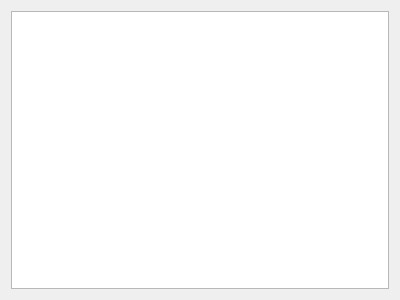
Old version of the form src/QRcode/QRCodeDialog.ui in the repository keepassx/keepassx.
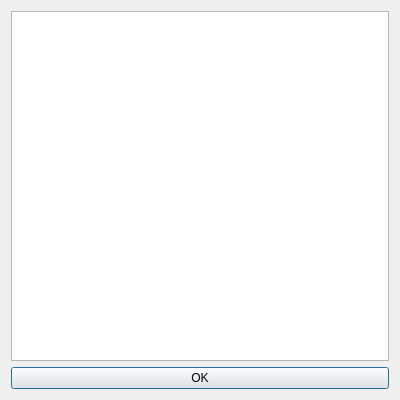
New version of the form.

Commit message: Modification of the QRCode dialog

What changed in the file:
```diff
--- a/src/QRcode/QRCodeDialog.ui
+++ b/src/QRcode/QRCodeDialog.ui
@@ -7,15 +7,47 @@
     <x>0</x>
     <y>0</y>
     <width>400</width>
-    <height>300</height>
+    <height>400</height>
    </rect>
   </property>
+  <property name="sizePolicy">
+   <sizepolicy hsizetype="Fixed" vsizetype="Fixed">
+    <horstretch>0</horstretch>
+    <verstretch>0</verstretch>
+   </sizepolicy>
+  </property>
+  <property name="minimumSize">
+   <size>
+    <width>400</width>
+    <height>400</height>
+   </size>
+  </property>
+  <property name="maximumSize">
+   <size>
+    <width>400</width>
+    <height>400</height>
+   </size>
+  </property>
   <property name="windowTitle">
    <string>Dialog</string>
   </property>
   <layout class="QGridLayout" name="gridLayout">
    <item row="0" column="0">
-    <widget class="QGraphicsView" name="view"/>
+    <widget class="QGraphicsView" name="view">
+     <property name="verticalScrollBarPolicy">
+      <enum>Qt::ScrollBarAlwaysOff</enum>
+     </property>
+     <property name="horizontalScrollBarPolicy">
+      <enum>Qt::ScrollBarAlwaysOff</enum>
+     </property>
+    </widget>
+   </item>
+   <item row="1" column="0">
+    <widget class="QPushButton" name="pushButton">
+     <property name="text">
+      <string>OK</string>
+     </property>
+    </widget>
    </item>
   </layout>
  </widget>
```
Left out of the diff: 19 changed lines with no effect on the pictures. The commit also changes 1 other file.
